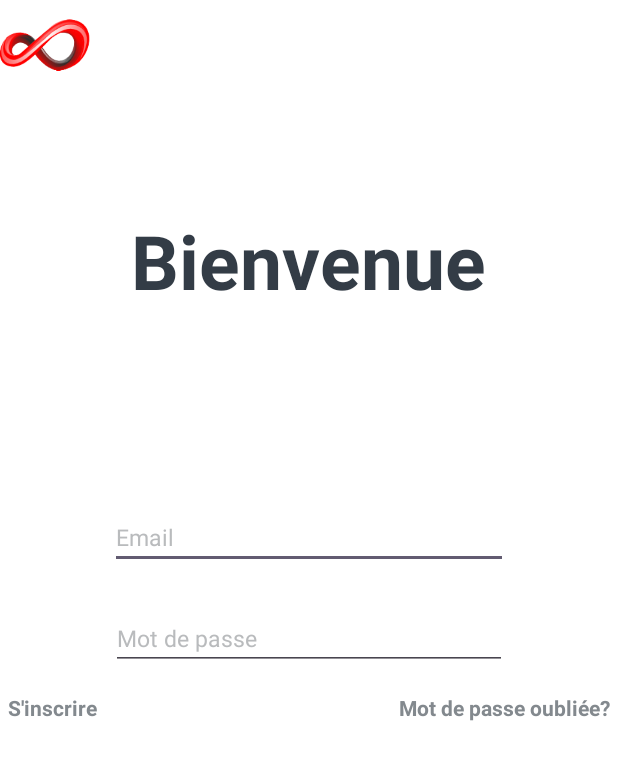
After one commit to Oumoussi/8Discover, an Android app: the LoginActivity screen opened directly, with no data from a screen before it, on a phone screen of 412 x 824 dp. The commit adds this screen. Shown: the top 760 px of the screen. Run offline under Robolectric (Android 15) with nearby library versions, the phone set to English and light mode, and no system bars.

Commit message:
17/11/2023 21:19

```diff
--- a/app/build.gradle.kts
+++ b/app/build.gradle.kts
@@ -32,7 +32,6 @@ android {
 }
 
 dependencies {
-
     implementation("androidx.appcompat:appcompat:1.6.1")
     implementation("com.google.android.material:material:1.10.0")
     implementation("androidx.constraintlayout:constraintlayout:2.1.4")
--- a/app/src/main/AndroidManifest.xml
+++ b/app/src/main/AndroidManifest.xml
@@ -24,6 +24,9 @@
         <activity
             android:name=".MapActivity">
         </activity>
+        <activity
+            android:name=".LoginActivity">
+        </activity>
     </application>
 
 </manifest>
--- /dev/null
+++ b/app/src/main/java/com/univ/paris8discover/LoginActivity.java
@@ -0,0 +1,33 @@
+package com.univ.paris8discover;
+
+import android.os.Bundle;
+import android.widget.ImageView;
+import android.widget.ProgressBar;
+import android.widget.RelativeLayout;
+import android.widget.TextView;
+import android.animation.Animator;
+import android.os.Bundle;
+import android.os.CountDownTimer;
+import android.view.View;
+import android.view.Window;
+import android.view.WindowManager;
+import androidx.appcompat.app.AppCompatActivity;
+import androidx.core.content.ContextCompat;
+import androidx.appcompat.app.AppCompatActivity;
+
+public class LoginActivity extends AppCompatActivity {
+    private TextView bookITextView;
+    private ProgressBar loadingProgressBar;
+    private RelativeLayout rootView;
+    private ImageView bookIconImageView;
+
+    @Override
+    protected void onCreate(Bundle savedInstanceState) {
+        super.onCreate(savedInstanceState);
+        requestWindowFeature(Window.FEATURE_NO_TITLE);
+        getWindow().setFlags(WindowManager.LayoutParams.FLAG_FULLSCREEN,
+                WindowManager.LayoutParams.FLAG_FULLSCREEN);
+        setContentView(R.layout.login);
+
+    }
+}
--- a/app/src/main/java/com/univ/paris8discover/MapActivity.java
+++ b/app/src/main/java/com/univ/paris8discover/MapActivity.java
@@ -2,6 +2,8 @@ package com.univ.paris8discover;
 
 import android.content.Intent;
 import android.os.Bundle;
+import android.view.Window;
+import android.view.WindowManager;
 
 import androidx.appcompat.app.AppCompatActivity;
 
@@ -9,6 +11,9 @@ public class MapActivity extends AppCompatActivity {
     @Override
     protected void onCreate(Bundle savedInstanceState) {
         super.onCreate(savedInstanceState);
+        requestWindowFeature(Window.FEATURE_NO_TITLE);
+        getWindow().setFlags(WindowManager.LayoutParams.FLAG_FULLSCREEN,
+                WindowManager.LayoutParams.FLAG_FULLSCREEN);
         setContentView(R.layout.map);
     }
 
--- /dev/null
+++ b/app/src/main/res/layout/login.xml
@@ -0,0 +1,97 @@
+<?xml version="1.0" encoding="utf-8"?>
+<androidx.constraintlayout.widget.ConstraintLayout xmlns:android="http://schemas.android.com/apk/res/android"
+    xmlns:app="http://schemas.android.com/apk/res-auto"
+    xmlns:tools="http://schemas.android.com/tools"
+    android:layout_width="match_parent"
+    android:layout_height="match_parent"
+    android:background="@color/white"
+    tools:context=".LoginActivity">
+
+    <ImageView
+        android:layout_width="60dp"
+        android:layout_height="60dp"
+        android:layout_centerInParent="true"
+        android:contentDescription="@null"
+        android:src="@drawable/logo"
+        tools:ignore="MissingConstraints" />
+
+
+    <TextView
+        android:id="@+id/WelcomeTextView"
+        android:layout_width="wrap_content"
+        android:layout_height="wrap_content"
+        android:text="@string/welcome_back"
+        android:textColor="@color/colorBackground"
+        android:textSize="50sp"
+        android:textStyle="bold"
+        app:layout_constraintBottom_toBottomOf="parent"
+        app:layout_constraintEnd_toEndOf="parent"
+        app:layout_constraintHorizontal_bias="0.498"
+        app:layout_constraintStart_toStartOf="parent"
+        app:layout_constraintTop_toTopOf="parent"
+        app:layout_constraintVertical_bias="0.185" />
+
+    <LinearLayout
+        android:layout_width="match_parent"
+        android:layout_height="match_parent"
+        android:layout_above="@+id/loginButton"
+        android:layout_below="@+id/readItTogetherTextView"
+        android:gravity="center"
+        android:orientation="vertical"
+        tools:ignore="UnknownId"
+        tools:layout_editor_absoluteX="0dp"
+        tools:layout_editor_absoluteY="0dp">
+
+
+        <EditText
+            android:id="@+id/emailEditText"
+            android:layout_width="265dp"
+            android:layout_height="wrap_content"
+            android:hint="@string/email"
+            android:textColor="@color/colorTextView"
+            android:textColorHint="@color/colorAccent"
+            android:textSize="15sp" />
+
+        <EditText
+            android:id="@+id/passwordEditText"
+            android:layout_width="264dp"
+            android:layout_height="wrap_content"
+            android:layout_marginTop="25dp"
+            android:hint="@string/password"
+            android:textColor="@color/colorTextView"
+            android:textColorHint="@color/colorAccent"
+            android:textSize="15sp" />
+
+        <FrameLayout
+            android:layout_width="match_parent"
+            android:layout_height="wrap_content"
+            android:layout_marginTop="10dp"
+            android:padding="5dp"
+            app:layout_constraintBottom_toBottomOf="parent"
+            app:layout_constraintEnd_toEndOf="parent"
+            app:layout_constraintStart_toStartOf="parent"
+            app:layout_constraintTop_toTopOf="parent">
+
+            <TextView
+                android:layout_width="wrap_content"
+                android:layout_height="wrap_content"
+                android:text="@string/sign_up"
+                android:textColor="@color/colorTextView"
+                android:textSize="14sp"
+                android:textStyle="bold" />
+
+
+            <TextView
+                android:layout_width="wrap_content"
+                android:layout_height="wrap_content"
+                android:layout_gravity="end|center_vertical"
+                android:text="@string/forget_password"
+                android:textColor="@color/colorTextView"
+                android:textSize="14sp"
+                android:textStyle="bold" />
+
+        </FrameLayout>
+
+    </LinearLayout>
+
+</androidx.constraintlayout.widget.ConstraintLayout>
--- a/app/src/main/res/values/colors.xml
+++ b/app/src/main/res/values/colors.xml
@@ -2,4 +2,11 @@
 <resources>
     <color name="black">#FF000000</color>
     <color name="white">#FFFFFFFF</color>
+    <color name="colorPrimary">#3F51B5</color>
+    <color name="colorPrimaryDark">#303F9F</color>
+    <color name="colorAccent">#B9BBBD</color>
+    <color name="colorBackground">#333C46</color>
+    <color name="colorSplashText">#F0F0F0</color>
+    <color name="colorProgressBar">#FFCE511C</color>
+    <color name="colorTextView">#83898E</color>
 </resources>
--- a/app/src/main/res/values/strings.xml
+++ b/app/src/main/res/values/strings.xml
@@ -1,3 +1,12 @@
 <resources>
     <string name="app_name">8Discover</string>
+    <string name="paris">8Discover</string>
+    <string name="welcome_back">Bienvenue</string>
+    <string name="read_it_together">Read it together</string>
+    <string name="skip">Skip</string>
+    <string name="login">Login</string>
+    <string name="email">Email</string>
+    <string name="password">Mot de passe</string>
+    <string name="sign_up">S\'inscrire</string>
+    <string name="forget_password">Mot de passe oubliée?</string>
 </resources>
```
Also changed, not shown: app/src/main/java/com/univ/paris8discover/MainActivity.java (+12 -2 lines), app/src/main/res/drawable/button_drawable.xml (added, +24 -0 lines), app/src/main/res/layout/activity_main.xml (+16 -13 lines), app/src/main/res/values/styles.xml (added, +13 -0 lines).
